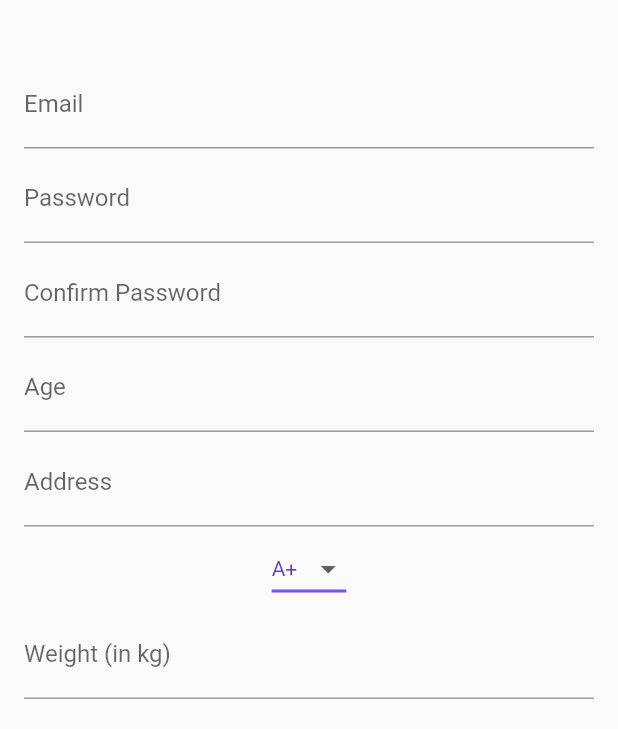
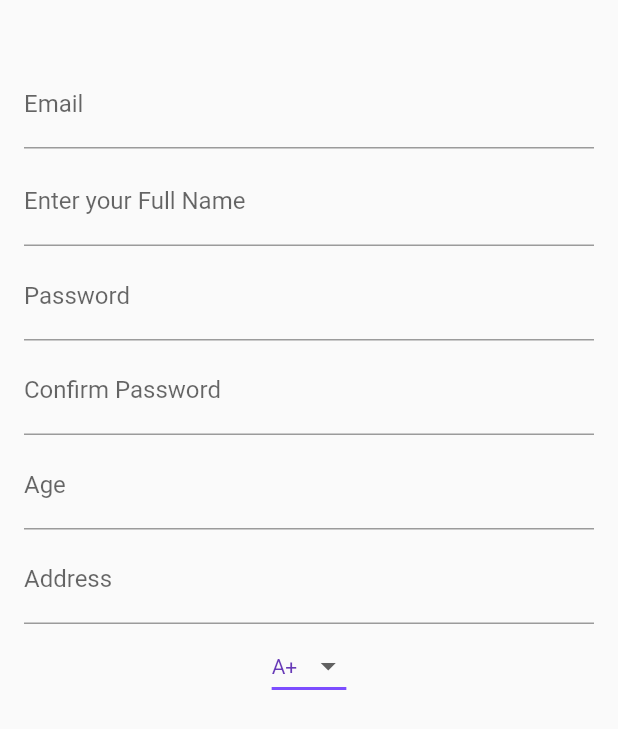
Before and after one commit to mmjsmohit/wifi_colposcope, a Flutter app: the SignupWidget widget shown alone on an empty page, opened directly with empty values, on a phone screen of 412 x 824 dp, the part 507-1236 px from its top. Run offline on Flutter 3.47's test engine with Material 2 defaults, Android fonts, the phone set to English and light mode, and no system bars; our stand-ins replace cloud_firestore, email_validator, firebase_auth, firebase_core, firebase_storage, image_picker and 3 more; missing offline and left inert: dart:ffi, flutter_inappwebview, syncfusion_flutter_pdfviewer; accounts and stored records are empty; network calls fail.

Commit message:
All basic functions added.

```diff
--- a/lib/screens/pdf_reader.dart
+++ b/lib/screens/pdf_reader.dart
@@ -1,4 +1,3 @@
-
 import 'package:flutter/material.dart';
 import 'package:syncfusion_flutter_pdfviewer/pdfviewer.dart';
 import '../pdf_handler.dart';
@@ -8,6 +7,7 @@ class PDFReader extends StatelessWidget {
 
   Future<String> pdfurl() async {
     final PDFHandler pdfHandler = PDFHandler();
+    await pdfHandler.setUser();
     final pdfUrl = await pdfHandler.createPDF();
     return pdfUrl;
   }
--- a/lib/signup_widget.dart
+++ b/lib/signup_widget.dart
@@ -20,6 +20,7 @@ class SignupWidget extends StatefulWidget {
 class _SignupWidgetState extends State<SignupWidget> {
   bool clickedOnSignUp = false;
   final formKey = GlobalKey<FormState>();
+  final nameController = TextEditingController();
   final emailController = TextEditingController();
   final passwordController = TextEditingController();
   final confirmPasswordController = TextEditingController();
@@ -58,7 +59,7 @@ class _SignupWidgetState extends State<SignupWidget> {
       // Create a new user with a first and last name
       final user = <String, dynamic>{
         "uid": firebaseUser.uid,
-        "name": firebaseUser.displayName,
+        "name": nameController.text,
         "age": ageController.text,
         "address": addressController.text,
         "blood_group": bloodGroupValue,
@@ -100,6 +101,15 @@ class _SignupWidgetState extends State<SignupWidget> {
                       email != null && !EmailValidator.validate(email)
                           ? 'Enter a valid email'
                           : null,
+                ),
+                SizedBox(
+                  height: 6,
+                ),
+                TextFormField(
+                  controller: nameController,
+                  textInputAction: TextInputAction.next,
+                  decoration:
+                      InputDecoration(labelText: 'Enter your Full Name'),
                 ),
                 SizedBox(
                   height: 4,
--- a/pubspec.yaml
+++ b/pubspec.yaml
@@ -50,6 +50,7 @@ dependencies:
   pdf: ^3.8.3
   advance_pdf_viewer: ^2.0.1
   syncfusion_flutter_pdfviewer: ^20.2.45-beta
+  printing: ^5.9.2
 
 dev_dependencies:
   flutter_test:
```
Also changed, not shown: lib/screens/webview_page.dart (+34 -4 lines), pubspec.lock, 5 other files.
